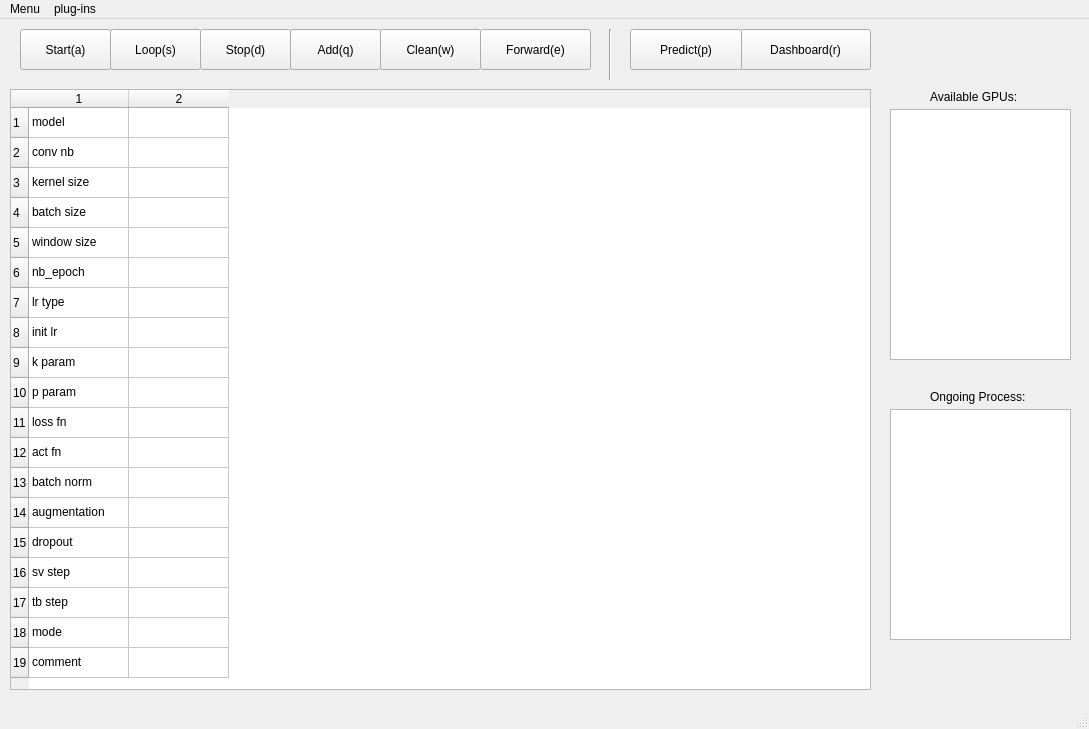
The window that _taskManager/mainwindow.ui (ZeliangSu/SegmentPy) describes before a commit, drawn with Qt 5.
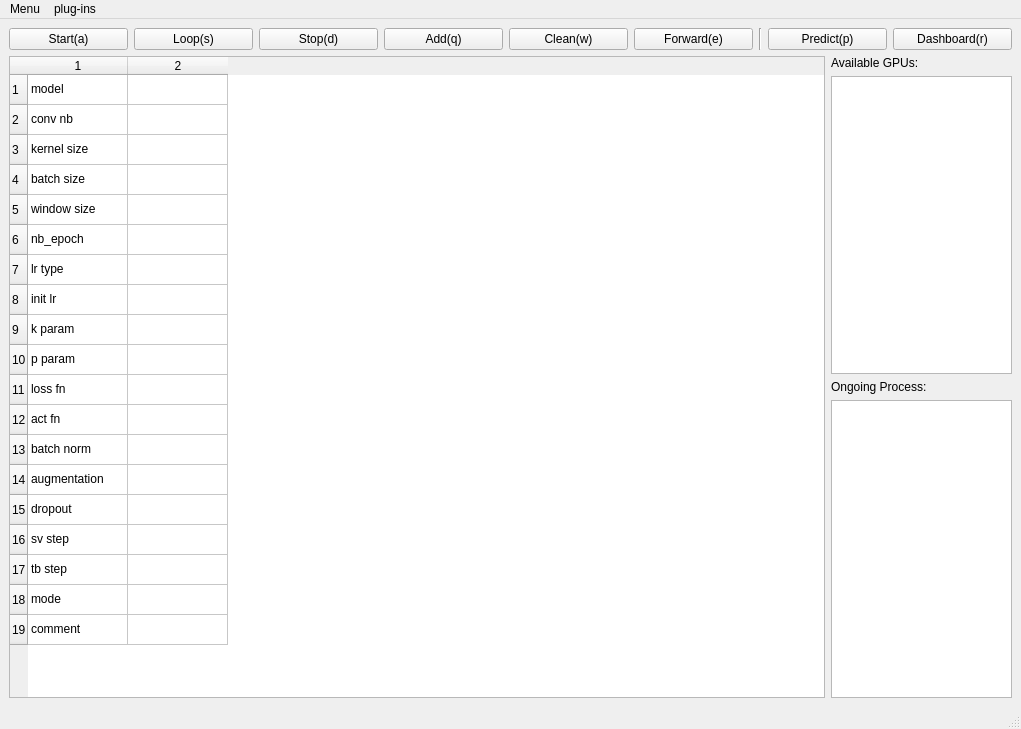
The same window after the commit. Icons and pictures are not drawn.

Commit message: 1. enable toggle of loop manager 2. add tooptip doc when cursor hovering on the ongoing process

```diff
--- a/_taskManager/mainwindow.ui
+++ b/_taskManager/mainwindow.ui
@@ -6,7 +6,7 @@
    <rect>
     <x>0</x>
     <y>0</y>
-    <width>1089</width>
+    <width>1021</width>
     <height>729</height>
    </rect>
   </property>
@@ -14,15 +14,13 @@
    <string>MainWindow</string>
   </property>
   <widget class="QWidget" name="centralwidget">
+   <layout class="QGridLayout" name="gridLayout">
+    <item row="0" column="0">
+     <layout class="QVBoxLayout" name="verticalLayout_2">
+      <item>
+       <layout class="QHBoxLayout" name="horizontalLayout_2">
+        <item>
    <widget class="QPushButton" name="start_button">
-    <property name="geometry">
-     <rect>
-      <x>20</x>
-      <y>10</y>
-      <width>91</width>
-      <height>41</height>
-     </rect>
-    </property>
     <property name="text">
      <string>Start(a)</string>
     </property>
@@ -34,15 +32,27 @@
      <string>A</string>
     </property>
    </widget>
+        </item>
+        <item>
+         <widget class="QPushButton" name="loop_button">
+          <property name="text">
+           <string>Loop(s)</string>
+          </property>
+          <property name="icon">
+           <iconset>
+            <normaloff>exchange_2.png</normaloff>
+            <normalon>exchange.png</normalon>exchange_2.png</iconset>
+          </property>
+          <property name="shortcut">
+           <string>S</string>
+          </property>
+          <property name="checkable">
+           <bool>true</bool>
+          </property>
+         </widget>
+        </item>
+        <item>
    <widget class="QPushButton" name="stop_button">
-    <property name="geometry">
-     <rect>
-      <x>200</x>
-      <y>10</y>
-      <width>91</width>
-      <height>41</height>
-     </rect>
-    </property>
     <property name="text">
      <string>Stop(d)</string>
     </property>
@@ -54,15 +64,9 @@
      <string>D</string>
     </property>
    </widget>
+        </item>
+        <item>
    <widget class="QPushButton" name="add_button">
-    <property name="geometry">
-     <rect>
-      <x>290</x>
-      <y>10</y>
-      <width>91</width>
-      <height>41</height>
-     </rect>
-    </property>
     <property name="text">
      <string>Add(q)</string>
     </property>
@@ -74,15 +78,9 @@
      <string>Q</string>
     </property>
    </widget>
+        </item>
+        <item>
    <widget class="QPushButton" name="clean_button">
-    <property name="geometry">
-     <rect>
-      <x>380</x>
-      <y>10</y>
-      <width>101</width>
-      <height>41</height>
-     </rect>
-    </property>
     <property name="text">
      <string>Clean(w)</string>
     </property>
@@ -94,24 +92,91 @@
      <string>W</string>
     </property>
    </widget>
-   <widget class="QListWidget" name="AvailableGPUs">
-    <property name="geometry">
-     <rect>
-      <x>890</x>
-      <y>90</y>
-      <width>181</width>
-      <height>251</height>
-     </rect>
-    </property>
-   </widget>
+        </item>
+        <item>
+         <widget class="QPushButton" name="forward_button">
+          <property name="text">
+           <string>Forward(e)</string>
+          </property>
+          <property name="icon">
+           <iconset>
+            <normaloff>001-reply.png</normaloff>001-reply.png</iconset>
+          </property>
+          <property name="shortcut">
+           <string>E</string>
+          </property>
+         </widget>
+        </item>
+        <item>
+         <widget class="Line" name="line">
+          <property name="orientation">
+           <enum>Qt::Vertical</enum>
+          </property>
+         </widget>
+        </item>
+        <item>
+         <widget class="QPushButton" name="predict_button">
+          <property name="text">
+           <string>Predict(p)</string>
+          </property>
+          <property name="icon">
+           <iconset>
+            <normaloff>rubik.png</normaloff>rubik.png</iconset>
+          </property>
+          <property name="iconSize">
+           <size>
+            <width>20</width>
+            <height>20</height>
+           </size>
+          </property>
+         </widget>
+        </item>
+        <item>
+         <widget class="QPushButton" name="dashboard_button">
+          <property name="text">
+           <string>Dashboard(r)</string>
+          </property>
+          <property name="icon">
+           <iconset>
+            <normaloff>002-speedometer.png</normaloff>002-speedometer.png</iconset>
+          </property>
+          <property name="iconSize">
+           <size>
+            <width>20</width>
+            <height>20</height>
+           </size>
+          </property>
+          <property name="shortcut">
+           <string>R</string>
+          </property>
+         </widget>
+        </item>
+       </layout>
+      </item>
+      <item>
+       <layout class="QHBoxLayout" name="horizontalLayout" stretch="0,0">
+        <property name="sizeConstraint">
+         <enum>QLayout::SetMaximumSize</enum>
+        </property>
+        <item>
    <widget class="QTableWidget" name="tableWidget">
-    <property name="geometry">
-     <rect>
-      <x>10</x>
-      <y>70</y>
-      <width>861</width>
+          <property name="sizePolicy">
+           <sizepolicy hsizetype="Expanding" vsizetype="Expanding">
+            <horstretch>0</horstretch>
+            <verstretch>0</verstretch>
+           </sizepolicy>
+          </property>
+          <property name="minimumSize">
+           <size>
+            <width>801</width>
       <height>601</height>
-     </rect>
+           </size>
+          </property>
+          <property name="maximumSize">
+           <size>
+            <width>16777215</width>
+            <height>16777215</height>
+           </size>
     </property>
     <property name="dragEnabled">
      <bool>false</bool>
@@ -266,151 +331,93 @@
      </property>
     </item>
    </widget>
+        </item>
+        <item>
+         <layout class="QVBoxLayout" name="verticalLayout">
+          <item>
    <widget class="QLabel" name="label">
-    <property name="geometry">
-     <rect>
-      <x>930</x>
-      <y>70</y>
-      <width>101</width>
-      <height>16</height>
-     </rect>
+            <property name="sizePolicy">
+             <sizepolicy hsizetype="Minimum" vsizetype="Preferred">
+              <horstretch>0</horstretch>
+              <verstretch>0</verstretch>
+             </sizepolicy>
+            </property>
+            <property name="maximumSize">
+             <size>
+              <width>181</width>
+              <height>16777215</height>
+             </size>
     </property>
     <property name="text">
      <string>Available GPUs:</string>
     </property>
    </widget>
-   <widget class="QPushButton" name="loop_button">
-    <property name="geometry">
-     <rect>
-      <x>110</x>
-      <y>10</y>
-      <width>91</width>
-      <height>41</height>
-     </rect>
-    </property>
-    <property name="text">
-     <string>Loop(s)</string>
-    </property>
-    <property name="icon">
-     <iconset>
-      <normaloff>exchange.png</normaloff>exchange.png</iconset>
-    </property>
-    <property name="shortcut">
-     <string>S</string>
-    </property>
-   </widget>
-   <widget class="QPushButton" name="forward_button">
-    <property name="geometry">
-     <rect>
-      <x>480</x>
-      <y>10</y>
-      <width>111</width>
-      <height>41</height>
-     </rect>
-    </property>
-    <property name="text">
-     <string>Forward(e)</string>
-    </property>
-    <property name="icon">
-     <iconset>
-      <normaloff>001-reply.png</normaloff>001-reply.png</iconset>
-    </property>
-    <property name="shortcut">
-     <string>E</string>
-    </property>
-   </widget>
-   <widget class="QPushButton" name="dashboard_button">
-    <property name="geometry">
-     <rect>
-      <x>740</x>
-      <y>10</y>
-      <width>131</width>
-      <height>41</height>
-     </rect>
-    </property>
-    <property name="text">
-     <string>Dashboard(r)</string>
-    </property>
-    <property name="icon">
-     <iconset>
-      <normaloff>002-speedometer.png</normaloff>002-speedometer.png</iconset>
-    </property>
-    <property name="iconSize">
+          </item>
+          <item>
+           <widget class="QListWidget" name="AvailableGPUs">
+            <property name="sizePolicy">
+             <sizepolicy hsizetype="Minimum" vsizetype="Expanding">
+              <horstretch>0</horstretch>
+              <verstretch>0</verstretch>
+             </sizepolicy>
+            </property>
+            <property name="maximumSize">
      <size>
-      <width>20</width>
-      <height>20</height>
-     </size>
-    </property>
-    <property name="shortcut">
-     <string>R</string>
-    </property>
-   </widget>
-   <widget class="QPushButton" name="predict_button">
-    <property name="geometry">
-     <rect>
-      <x>630</x>
-      <y>10</y>
-      <width>112</width>
-      <height>41</height>
-     </rect>
-    </property>
-    <property name="text">
-     <string>Predict(p)</string>
-    </property>
-    <property name="icon">
-     <iconset>
-      <normaloff>rubik.png</normaloff>rubik.png</iconset>
-    </property>
-    <property name="iconSize">
-     <size>
-      <width>20</width>
-      <height>20</height>
-     </size>
-    </property>
-   </widget>
-   <widget class="Line" name="line">
-    <property name="geometry">
-     <rect>
-      <x>600</x>
-      <y>10</y>
-      <width>20</width>
-      <height>51</height>
-     </rect>
-    </property>
-    <property name="orientation">
-     <enum>Qt::Vertical</enum>
-    </property>
-   </widget>
-   <widget class="QListWidget" name="ongoing_process">
-    <property name="geometry">
-     <rect>
-      <x>890</x>
-      <y>390</y>
       <width>181</width>
-      <height>231</height>
-     </rect>
-    </property>
-   </widget>
+              <height>16777215</height>
+             </size>
+            </property>
+           </widget>
+          </item>
+          <item>
    <widget class="QLabel" name="label_2">
-    <property name="geometry">
-     <rect>
-      <x>930</x>
-      <y>370</y>
-      <width>110</width>
-      <height>16</height>
-     </rect>
+            <property name="sizePolicy">
+             <sizepolicy hsizetype="Minimum" vsizetype="Preferred">
+              <horstretch>0</horstretch>
+              <verstretch>0</verstretch>
+             </sizepolicy>
+            </property>
+            <property name="maximumSize">
+             <size>
+              <width>181</width>
+              <height>16777215</height>
+             </size>
     </property>
     <property name="text">
      <string>Ongoing Process:</string>
     </property>
    </widget>
+          </item>
+          <item>
+           <widget class="QListWidget" name="ongoing_process">
+            <property name="sizePolicy">
+             <sizepolicy hsizetype="Minimum" vsizetype="Expanding">
+              <horstretch>0</horstretch>
+              <verstretch>0</verstretch>
+             </sizepolicy>
+            </property>
+            <property name="maximumSize">
+             <size>
+              <width>181</width>
+              <height>16777215</height>
+             </size>
+            </property>
+           </widget>
+          </item>
+         </layout>
+        </item>
+       </layout>
+      </item>
+     </layout>
+    </item>
+   </layout>
   </widget>
   <widget class="QMenuBar" name="menubar">
    <property name="geometry">
     <rect>
      <x>0</x>
      <y>0</y>
-     <width>1089</width>
+     <width>1021</width>
      <height>22</height>
     </rect>
    </property>
```
Left out of the diff: 12 changed lines with no effect on the pictures. Lines whose indentation alone changed are shown as unchanged. The commit also changes 3 other files.
